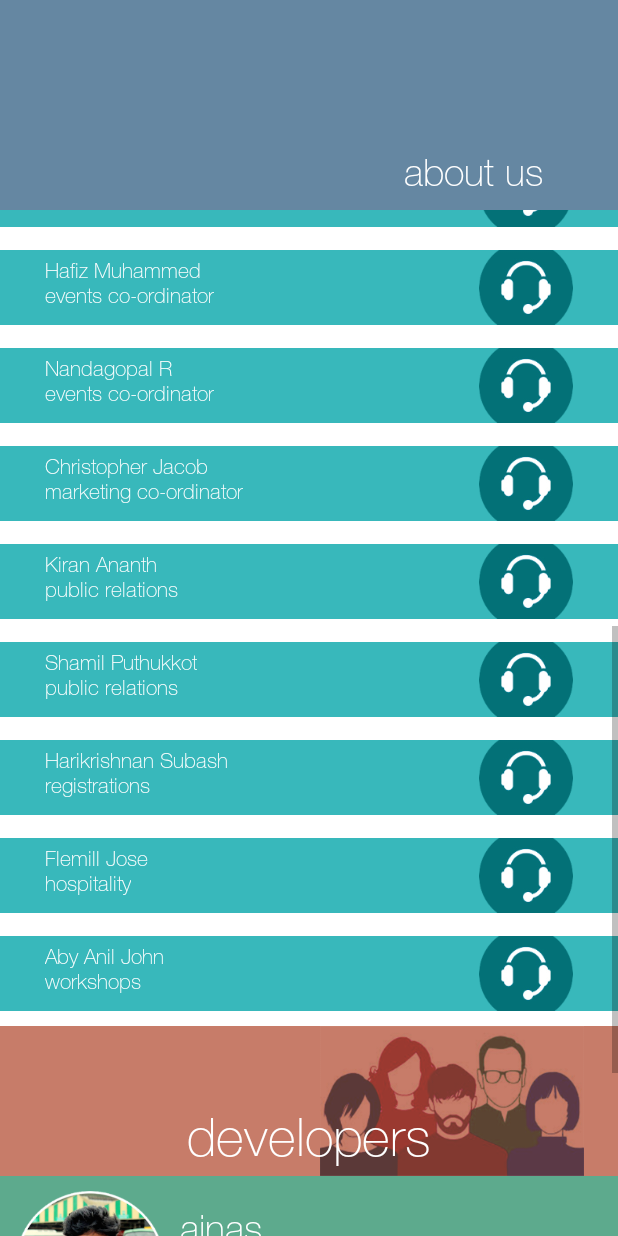
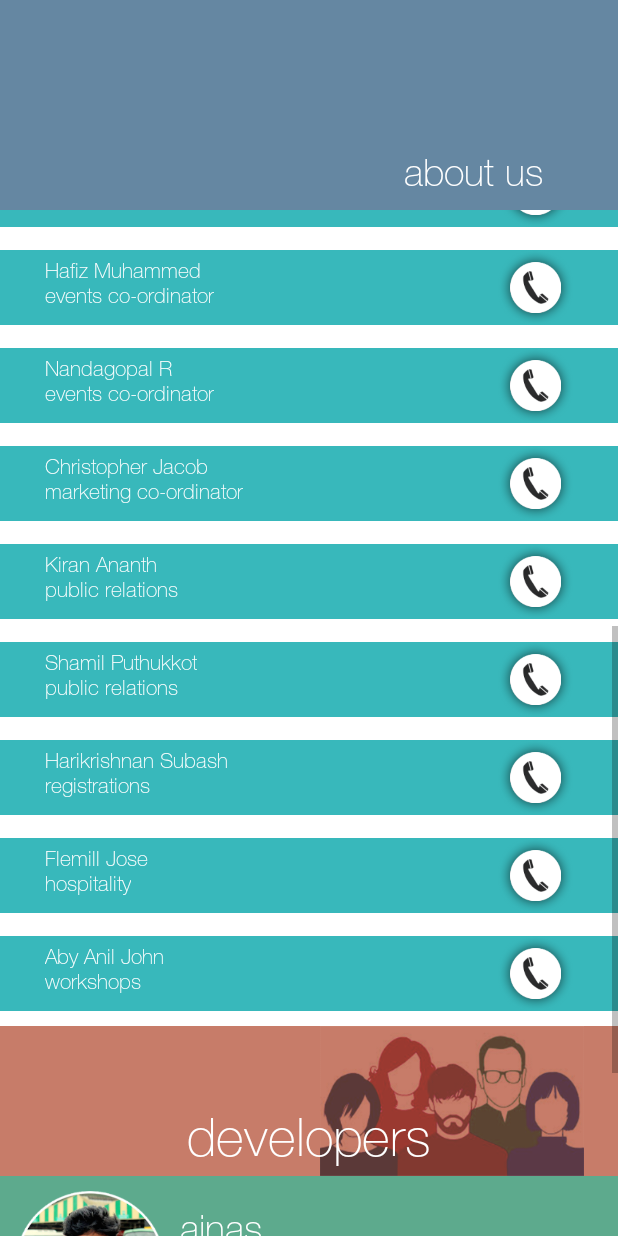
Before and after one commit to Jazeem/RagamApp, an Android app: the fragment AboutFragment shown on its own in the app's theme, scrolled down 1153 dp, on a phone screen of 412 x 824 dp. Run offline under Robolectric (Android 15) with nearby library versions, the light colour scheme and no system bars; 1 statement that could not run was skipped.

Commit message:
final touches

```diff
--- a/app/src/main/java/com/clusterdev/ragam/CustomContactAdapter.java
+++ b/app/src/main/java/com/clusterdev/ragam/CustomContactAdapter.java
@@ -9,6 +9,7 @@ import android.view.View;
 import android.view.ViewGroup;
 import android.widget.ArrayAdapter;
 
+import android.widget.Button;
 import android.widget.ImageButton;
 import android.widget.TextView;
 
@@ -22,7 +23,7 @@ public class CustomContactAdapter extends ArrayAdapter {
     private Context context;
     private TextView tv1;
     private TextView tv2;
-    private ImageButton call;
+    private Button call;
     private Typeface tf;
     public CustomContactAdapter(Context context, List<ContactInfo> contactInfos) {
         super(context,0, contactInfos);
@@ -40,7 +41,7 @@ public class CustomContactAdapter extends ArrayAdapter {
         tf = Typeface.createFromAsset(context.getAssets(), "fonts/HelveticaNeue-Thin.otf");
             tv1 =(TextView) convertView.findViewById(R.id.tv_contact_name);
             tv2 = (TextView) convertView.findViewById(R.id.tv_contact_designation);
-            call= (ImageButton) convertView.findViewById(R.id.call_button);
+            call= (Button) convertView.findViewById(R.id.call_button);
         final ContactInfo contactInfo = (ContactInfo)contactInfos.get(position);
         tv1.setText(contactInfo.name);
         tv2.setText(contactInfo.designation);
--- a/app/src/main/java/com/clusterdev/ragam/fragments/AboutFragment.java
+++ b/app/src/main/java/com/clusterdev/ragam/fragments/AboutFragment.java
@@ -1,14 +1,12 @@
 package com.clusterdev.ragam.fragments;
 
 import android.app.Activity;
+
 import android.graphics.Rect;
 import android.graphics.Typeface;
 import android.net.Uri;
 import android.os.Bundle;
-import android.support.annotation.Nullable;
 import android.support.v4.app.Fragment;
-import android.support.v4.app.FragmentManager;
-import android.util.Log;
 import android.view.LayoutInflater;
 import android.view.MotionEvent;
 import android.view.View;
@@ -22,13 +20,12 @@ import android.widget.TextView;
 import com.clusterdev.ragam.ContactInfo;
 import com.clusterdev.ragam.CustomContactAdapter;
 import com.clusterdev.ragam.R;
-import com.google.android.gms.common.GooglePlayServicesNotAvailableException;
 import com.google.android.gms.maps.CameraUpdateFactory;
 import com.google.android.gms.maps.GoogleMap;
-import com.google.android.gms.maps.MapFragment;
 import com.google.android.gms.maps.MapView;
 import com.google.android.gms.maps.MapsInitializer;
 import com.google.android.gms.maps.SupportMapFragment;
+import com.google.android.gms.maps.model.BitmapDescriptorFactory;
 import com.google.android.gms.maps.model.CameraPosition;
 import com.google.android.gms.maps.model.LatLng;
 import com.google.android.gms.maps.model.Marker;
@@ -37,21 +34,15 @@ import com.google.android.gms.maps.model.MarkerOptions;
 import java.util.ArrayList;
 import java.util.List;
 
-/**
- * A simple {@link Fragment} subclass.
- * Activities that contain this fragment must implement the
- * {@link GalleryFragment.OnFragmentInteractionListener} interface
- * to handle interaction events.
- * Use the {@link GalleryFragment#newInstance} factory method to
- * create an instance of this fragment.
- */
+
 public class AboutFragment extends Fragment {
 
     private TextView tv1,tv2,tv3,tv4,tv5,tv6,tv7,tv8,tv9,tv10,tv11,tv12,tv13,tv14,tv15,tv16;
-    private LatLng NIT= new LatLng(11.3193295,75.93319);
+    private LatLng NIT= new LatLng(11.322266, 75.930453);
+    private LatLng NITMarker=new LatLng(11.3193295,75.93319);
     private LatLng India=new LatLng(10.4754981,79.258464);
     private GoogleMap map;
-    private SupportMapFragment mapFragment;
+
     private ScrollView scrollView;
 
     private boolean mapAnimated;
@@ -246,13 +237,22 @@ public class AboutFragment extends Fragment {
             // Any portion of the imageView, even a single pixel, is within the visible window
             mapAnimated=true;
             CameraPosition cameraPosition = new CameraPosition.Builder()
-                    .target(NIT)      // Sets the center of the map to Mountain View
+                    .target(NITMarker)      // Sets the center of the map to Mountain View
                     .zoom(14)                   // Sets the zoom
                             //.bearing(90)                // Sets the orientation of the camera to east
                             //.tilt(30)                   // Sets the tilt of the camera to 30 degrees
+
                     .build();                   // Creates a CameraPosition from the builder
             map.animateCamera(CameraUpdateFactory.newCameraPosition(cameraPosition));
-            //map.addMarker(new MarkerOptions().position(NIT));
+            final Marker nitMarker = map.addMarker(new MarkerOptions()
+                    .position(NITMarker)
+                    .title("Ragam")
+                    .snippet("Don your capes")
+                    .icon(BitmapDescriptorFactory.fromResource(R.drawable.map_marker)));
+
+
+
+
         } else {
             // NONE of the imageView is within the visible window
         }
--- a/app/src/main/res/drawable/call_button.xml
+++ b/app/src/main/res/drawable/call_button.xml
@@ -7,7 +7,7 @@
     <item
         android:state_pressed="true"
         android:state_enabled="true"
-        android:drawable="@drawable/call" />
+        android:drawable="@drawable/call_clicked" />
     <item
         android:state_focused="true"
         android:state_enabled="true"
--- a/app/src/main/res/layout/activity_main.xml
+++ b/app/src/main/res/layout/activity_main.xml
@@ -145,7 +145,7 @@
                     android:textColor="@color/dropdown_text"
                     android:clickable="true"
                     android:onClick="pageSelected"
-                    android:gravity="center_horizontal"/>
+                    android:gravity="center_horizontal|center_vertical"/>
                 </LinearLayout>
         </RelativeLayout>
         </SlidingDrawer>
--- a/app/src/main/res/layout/contact_row.xml
+++ b/app/src/main/res/layout/contact_row.xml
@@ -20,13 +20,13 @@
         android:layout_below="@id/tv_contact_name"
         android:layout_marginLeft="@dimen/contact_row_margin_left"
         />
-    <ImageButton
-        android:layout_width="@dimen/contact_button_width"
+    <Button
+        android:layout_width="@dimen/contact_row_height"
         android:layout_height="@dimen/contact_row_height"
         android:id="@+id/call_button"
-        android:src="@drawable/call_button"
-        android:scaleType="fitXY"
-        android:background="@null"
+        android:background="@drawable/call_button_selector"
+
+
         android:layout_alignParentRight="true"
         android:layout_marginRight="@dimen/contact_row_margin_left"
         />
--- a/app/src/main/res/values/dimens.xml
+++ b/app/src/main/res/values/dimens.xml
@@ -109,6 +109,9 @@
     <dimen name="call_button_width">50dp</dimen>
     <dimen name="call_button_height">50dp</dimen>
     <dimen name="home_button_margin_right">30dp</dimen>
+    <dimen name="ticket_button_width">25dp</dimen>
+    <dimen name="ticket_padding">10dp</dimen>
+    <dimen name="pro_show_text_size_4">20dp</dimen>
 
 
 </resources>
```
Also changed, not shown: app/src/main/java/com/clusterdev/ragam/fragments/ProShowFragment.java (+22 -1 lines), app/src/main/res/layout/fragment_pro_show.xml (+33 -3 lines), app/src/main/res/drawable-xhdpi/pz1.png (added), app/src/main/res/drawable-xhdpi/pz2.png (added), app/src/main/res/drawable-xhdpi/pz3.png (added), app/src/main/res/drawable-xhdpi/pz4.png (added), app/src/main/res/drawable-xhdpi/pz5.png (added), app/src/main/res/drawable/map_marker.png (added), app/src/main/res/drawable/pz1.png (added), app/src/main/res/drawable/pz2.png (added), app/src/main/res/drawable/pz3.png (added), app/src/main/res/drawable/pz4.png (added), app/src/main/res/drawable/pz5.png (added).
